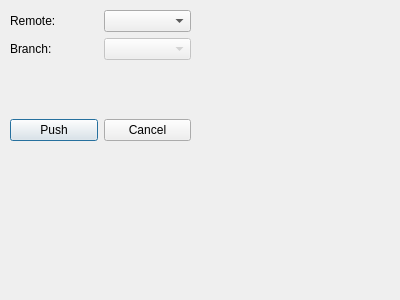
First picture: the form in gitpushdialog.ui, repository AnthonyChiavelli/GitVisualizationTool, before the edit.
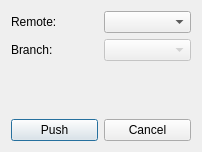
Second picture: the form after the edit.

Patch:
```diff
--- a/gitpushdialog.ui
+++ b/gitpushdialog.ui
@@ -6,22 +6,15 @@
    <rect>
     <x>0</x>
     <y>0</y>
-    <width>400</width>
-    <height>300</height>
+    <width>202</width>
+    <height>152</height>
    </rect>
   </property>
   <property name="windowTitle">
    <string>Dialog</string>
   </property>
-  <widget class="QWidget" name="layoutWidget">
-   <property name="geometry">
-    <rect>
-     <x>10</x>
-     <y>10</y>
-     <width>181</width>
-     <height>131</height>
-    </rect>
-   </property>
+  <layout class="QGridLayout" name="gridLayout">
+   <item row="0" column="0">
    <layout class="QVBoxLayout" name="verticalLayout">
     <item>
      <layout class="QHBoxLayout" name="horizontalLayout_2">
@@ -51,6 +44,12 @@
         <property name="enabled">
          <bool>false</bool>
         </property>
+         <property name="sizePolicy">
+          <sizepolicy hsizetype="Preferred" vsizetype="Fixed">
+           <horstretch>0</horstretch>
+           <verstretch>0</verstretch>
+          </sizepolicy>
+         </property>
        </widget>
       </item>
      </layout>
@@ -87,7 +86,8 @@
      </layout>
     </item>
    </layout>
-  </widget>
+   </item>
+  </layout>
  </widget>
  <resources/>
  <connections/>
```
Lines whose indentation alone changed are shown as unchanged.
